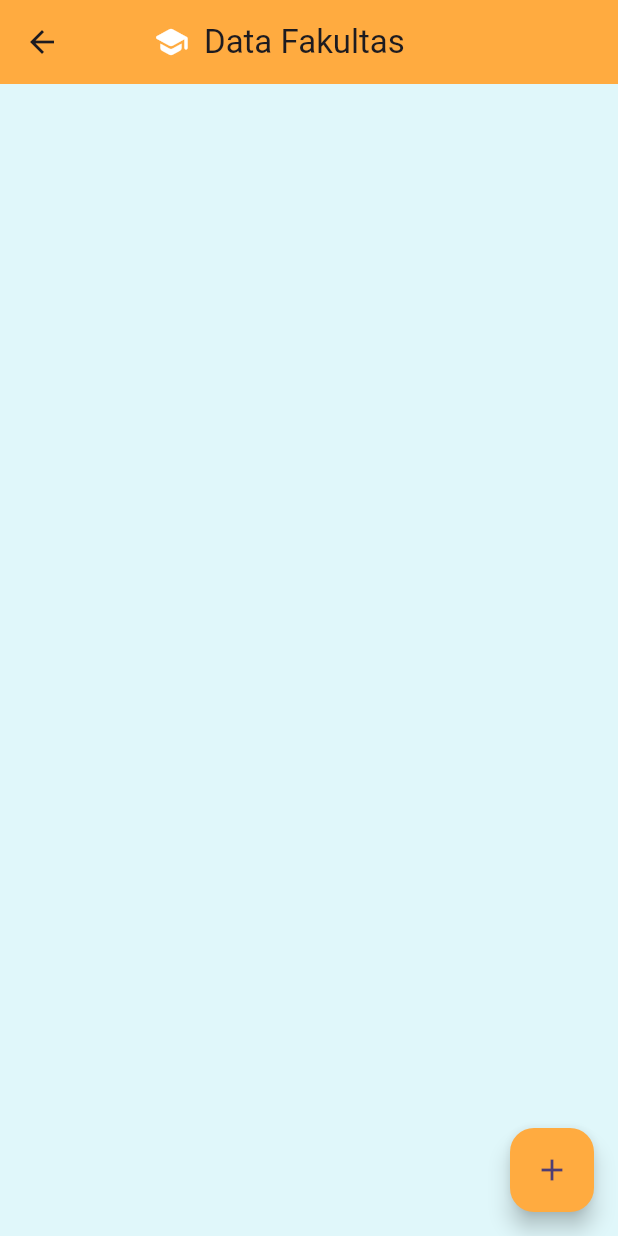
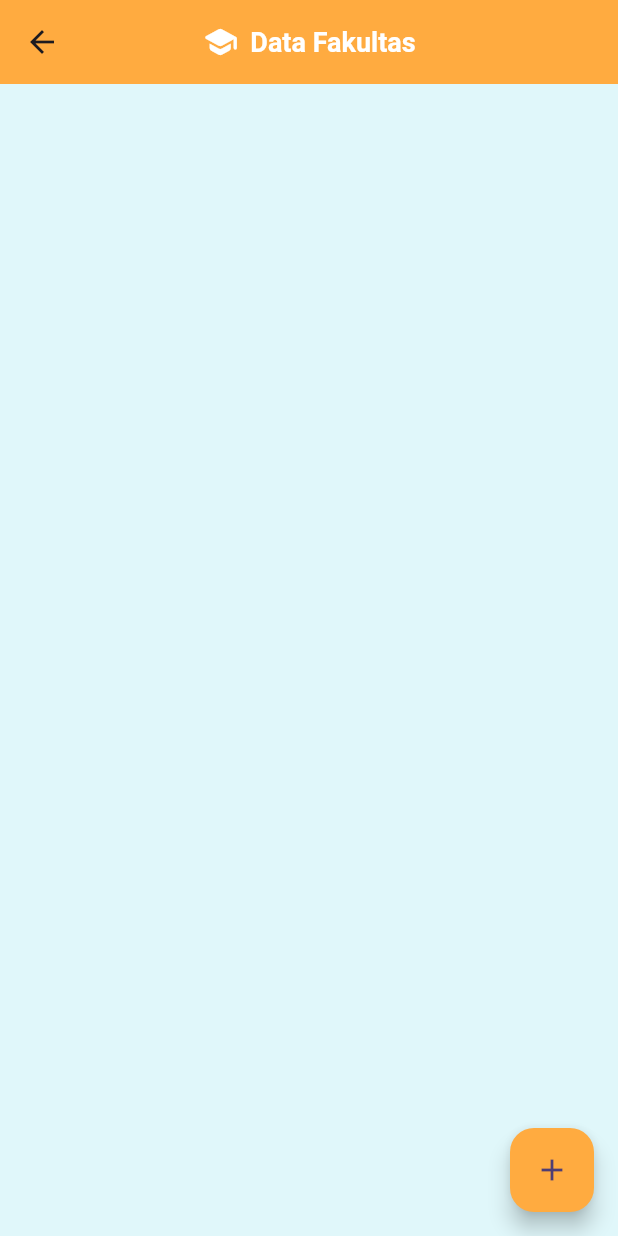
Before and after one commit to PenDZ-Alter/kel7_mobile, a Flutter app: the screen it shows after launch, after a tap on "Fakultas", on a phone screen of 412 x 824 dp. Run offline on Flutter 3.47's test engine with Material 3 defaults, Android fonts, the phone set to English and light mode, and no system bars; our stand-ins replace flutter_dotenv; missing offline and left inert: odoo_rpc.

Commit message:
feat: UI changing

```diff
--- a/lib/pages/dashboard.dart
+++ b/lib/pages/dashboard.dart
@@ -23,8 +23,10 @@ class Dashboard extends StatelessWidget {
                   constraints.maxWidth > 400
                       ? "Dashboard Mahasiswa"
                       : "Dashboard Mahasiswa",
-                  style:
-                      TextStyle(fontSize: constraints.maxWidth > 400 ? 20 : 18),
+                  style: TextStyle(
+                      fontSize: constraints.maxWidth > 400 ? 20 : 18,
+                      fontWeight: FontWeight.bold,
+                      color: Colors.white),
                 ),
               ],
             );
--- a/lib/pages/fakultas_page.dart
+++ b/lib/pages/fakultas_page.dart
@@ -82,16 +82,30 @@ class _FakultasPageState extends State<FakultasPage> {
   Widget build(BuildContext context) {
     return Scaffold(
       appBar: AppBar(
-        title: Row(
-          children: [
-            const SizedBox(width: 30),
-            const Icon(Icons.school_rounded, color: Colors.white),
-            const SizedBox(width: 10),
-            const Text("Data Fakultas"),
-          ],
+        title: LayoutBuilder(
+          builder: (context, constraints) {
+            return Row(
+              mainAxisSize: MainAxisSize.min,
+              children: [
+                const Icon(Icons.school_rounded, color: Colors.white),
+                const SizedBox(
+                    width:
+                        8), // Mengurangi jarak agar lebih kompak di layar kecil
+                Text(
+                  constraints.maxWidth > 400
+                      ? "Data Fakultas"
+                      : "Data Fakultas",
+                  style: TextStyle(
+                      fontSize: constraints.maxWidth > 400 ? 20 : 18,
+                      fontWeight: FontWeight.bold,
+                      color: Colors.white),
+                ),
+              ],
+            );
+          },
         ),
+        centerTitle: true,
         backgroundColor: Colors.orangeAccent,
-        centerTitle: true,
       ),
       body: Container(
         color: const Color(0xFFE0F7FA),
```
Also changed, not shown: lib/pages/prodi_page.dart (+31 -16 lines), lib/pages/traceralumni_page.dart (+52 -15 lines).
